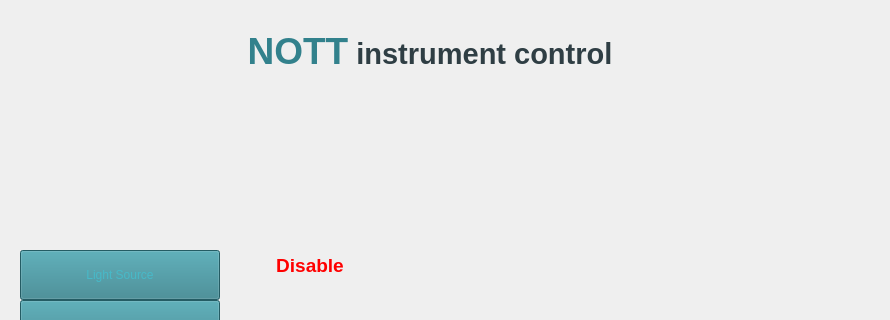
SCIFY-IvS/NOTTControl, file nottcontrol/main_window.ui: the form before one commit; both pictures show x 0 to 890 and y 0 to 320 of the 1024 by 786 pixel window.
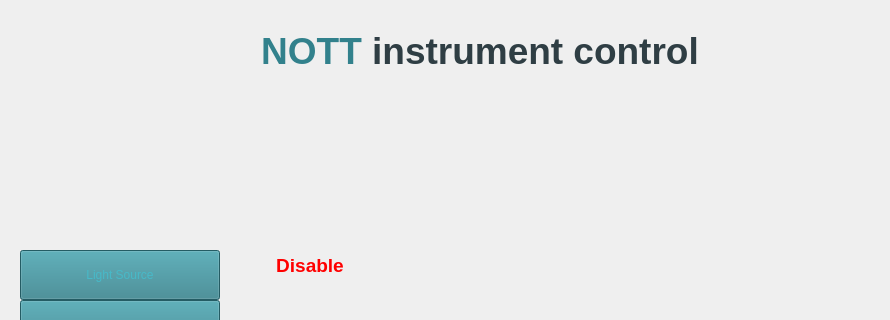
The form after the commit. Icons and pictures are not drawn.

Commit message:
Polish main dashboard layout and add instrument status panels.
Use the official NOTT logo, add tip/tilt and shutter status tables, relocate pressure readouts, and improve the temperature bar spacing.

The edit to the form file:
```diff
--- a/nottcontrol/main_window.ui
+++ b/nottcontrol/main_window.ui
@@ -171,9 +171,9 @@
     <property name="geometry">
      <rect>
       <x>10</x>
-      <y>10</y>
-      <width>200</width>
-      <height>200</height>
+      <y>18</y>
+      <width>240</width>
+      <height>110</height>
      </rect>
     </property>
     <property name="text">
@@ -191,7 +191,7 @@
      <rect>
       <x>220</x>
       <y>28</y>
-      <width>420</width>
+      <width>520</width>
       <height>56</height>
      </rect>
     </property>
@@ -199,7 +199,7 @@
      <string notr="true">background: transparent;</string>
     </property>
     <property name="text">
-     <string>&lt;html&gt;&lt;head/&gt;&lt;body style=&quot;margin:0; background:transparent;&quot;&gt;&lt;p style=&quot;margin:0; line-height:120%;&quot;&gt;&lt;span style=&quot;font-family:'Segoe UI'; font-size:28pt; font-weight:700; color:#32818c;&quot;&gt;NOTT&lt;/span&gt;&lt;span style=&quot;font-family:'Segoe UI'; font-size:22pt; font-weight:600; color:#2f3e44;&quot;&gt; instrument control&lt;/span&gt;&lt;/p&gt;&lt;/body&gt;&lt;/html&gt;</string>
+     <string>&lt;html&gt;&lt;head/&gt;&lt;body style=&quot;margin:0; background:transparent;&quot;&gt;&lt;p style=&quot;margin:0; line-height:120%;&quot;&gt;&lt;span style=&quot;font-family:'Segoe UI'; font-size:28pt; font-weight:700; color:#32818c;&quot;&gt;NOTT&lt;/span&gt;&lt;span style=&quot;font-family:'Segoe UI'; font-size:28pt; font-weight:700; color:#2f3e44;&quot;&gt; instrument control&lt;/span&gt;&lt;/p&gt;&lt;/body&gt;&lt;/html&gt;</string>
     </property>
     <property name="textFormat">
      <enum>Qt::RichText</enum>
```
Left out of the diff: 4 changed lines with no effect on the pictures. The commit also changes 6 other files.
